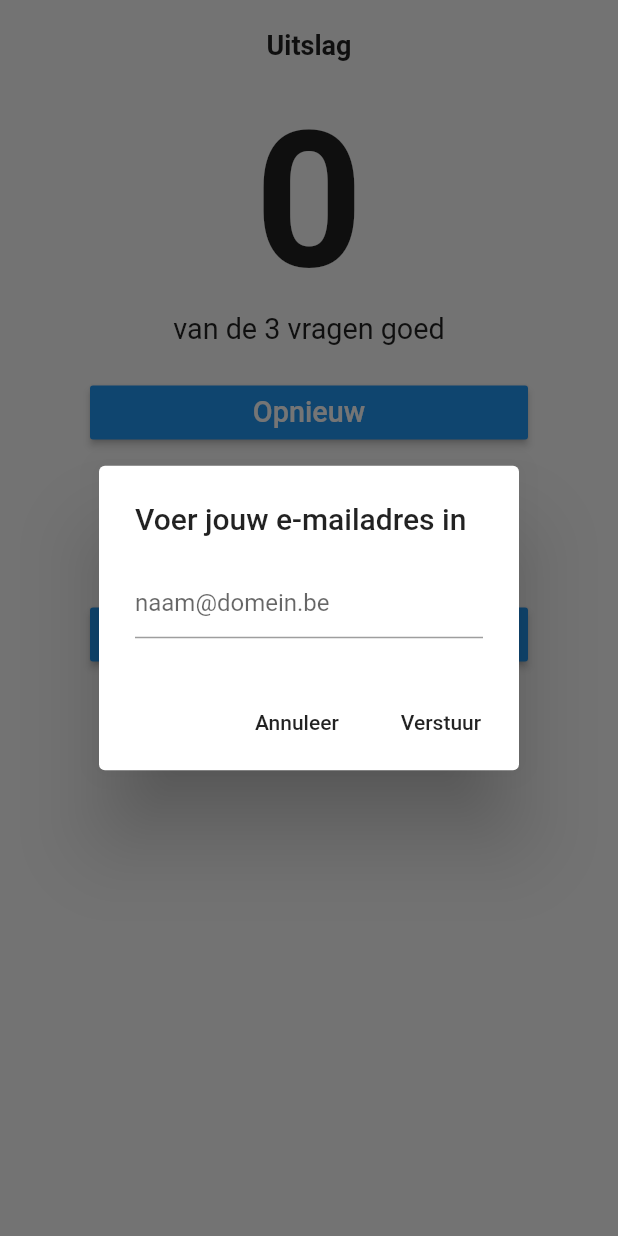
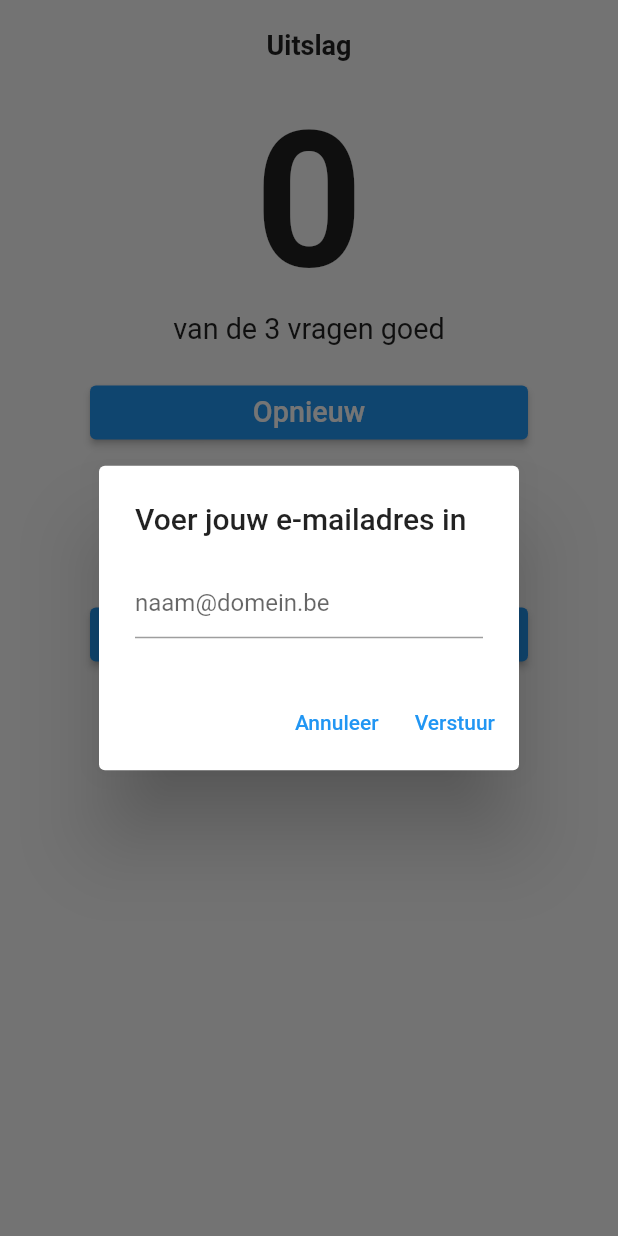
Before and after one commit to seppes/toets2NativePreCode, a Flutter app: the Uitslag widget shown alone on an empty page, opened directly with empty values, after a tap on "Versturen", on a phone screen of 412 x 824 dp. Run offline on Flutter 3.47's test engine with Material 2 defaults, Android fonts, the phone set to English and light mode, and no system bars; our stand-ins replace audioplayers; missing offline and left inert: mailer; Roboto replaces fonts that are missing (Verdana).

Commit message:
versie12

```diff
--- a/lib/quizParts/mailDialoog.dart
+++ b/lib/quizParts/mailDialoog.dart
@@ -9,11 +9,11 @@ class MailDialoog extends StatelessWidget {
       title: Text('Voer jouw e-mailadres in'),
       content: TextField(decoration: InputDecoration(hintText: 'naam@domein.be'),),
       actions: [
-        FlatButton(
+        TextButton(
           child: Text('Annuleer'),
           onPressed: () => Navigator.of(context).pop(),
         ),
-        FlatButton(
+        TextButton(
           child: Text('Verstuur'),
           onPressed: () => Navigator.of(context).pop(),
         )
--- a/lib/quizParts/uitslag.dart
+++ b/lib/quizParts/uitslag.dart
@@ -27,9 +27,11 @@ class Uitslag extends StatelessWidget {
           ),
           Container(
             margin: EdgeInsets.symmetric(vertical: 20, horizontal: 60),
-            child: RaisedButton(
-              color: Colors.blue,
-              textColor: Colors.white,
+            child: ElevatedButton(
+              style: ElevatedButton.styleFrom(
+                primary: Colors.blue, // background
+                onPrimary: Colors.white, // foreground
+              ),
               child: Text('Opnieuw', style: lib.basisTekst, textScaleFactor: 1.2),
               onPressed: () => lib.startOpnieuw.add(true),
             ),
@@ -42,9 +44,11 @@ class Uitslag extends StatelessWidget {
           ),
           Container(
             margin: EdgeInsets.symmetric(vertical: 20, horizontal: 60),
-            child: RaisedButton(
-                color: Colors.blue,
-                textColor: Colors.white,
+            child: ElevatedButton(
+              style: ElevatedButton.styleFrom(
+                primary: Colors.blue,
+                onPrimary: Colors.white
+              ),
               child: Text('Versturen', style: lib.basisTekst, textScaleFactor: 1.2),
               onPressed: () => {
                 showDialog(
```
Lines whose indentation alone changed are shown as unchanged.
